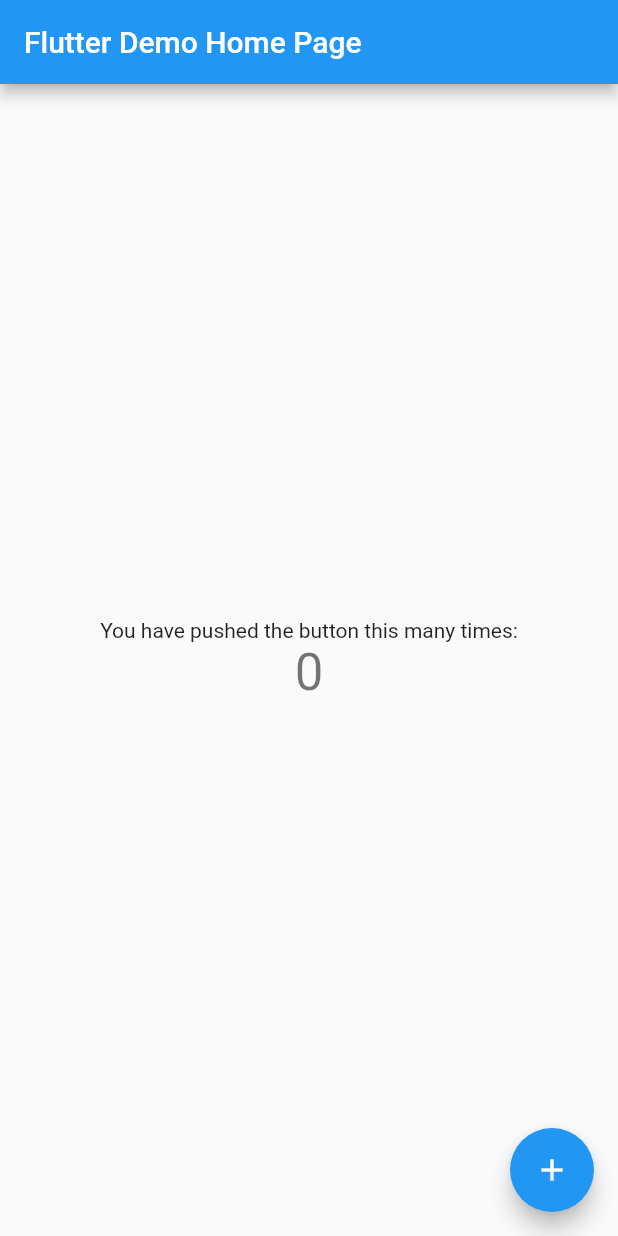
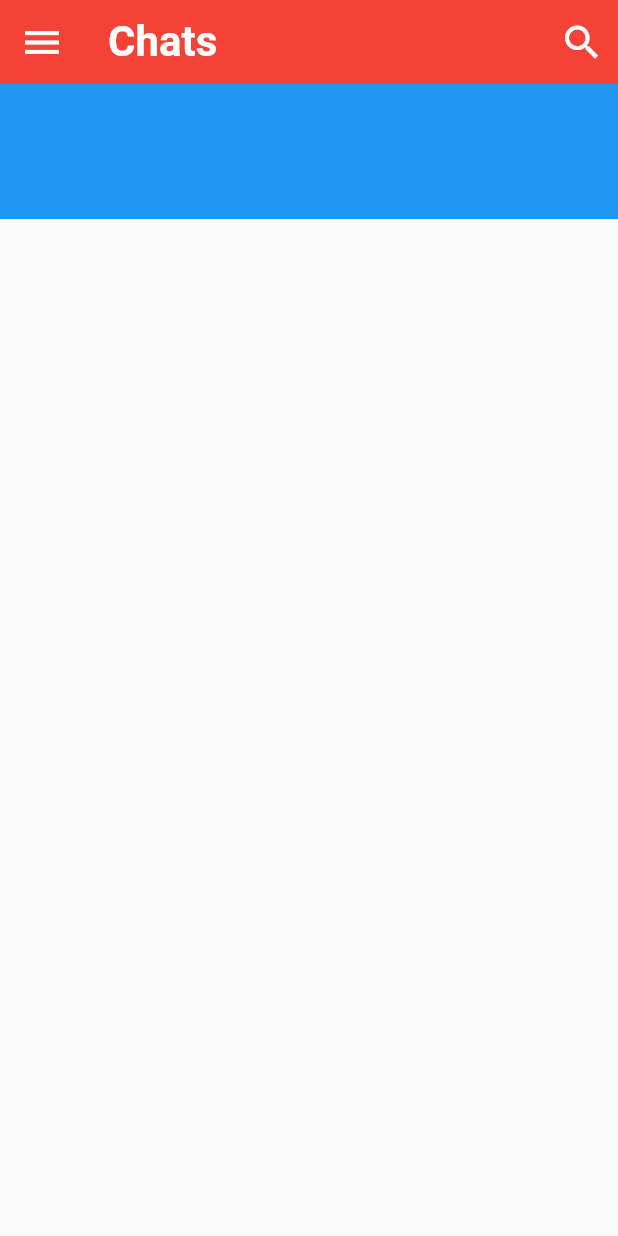
Before and after one commit to Prat2030/Flutter_Chats_UI, a Flutter app: the screen it shows after launch, on a phone screen of 412 x 824 dp. Run offline on Flutter 3.47's test engine with Material 2 defaults, Android fonts, the phone set to English and light mode, and no system bars.

Commit message:
initiated homescreen screen

```diff
--- a/lib/main.dart
+++ b/lib/main.dart
@@ -1,4 +1,5 @@
 import 'package:flutter/material.dart';
+import 'package:flutter_chats_ui/screens/home_screen.dart';
 
 void main() {
   runApp(const MyApp());
@@ -11,105 +12,13 @@
   @override
   Widget build(BuildContext context) {
     return MaterialApp(
-      title: 'Flutter Demo',
+      title: 'Flutter Chat UI',
+      debugShowCheckedModeBanner: false,
       theme: ThemeData(
-        // This is the theme of your application.
-        //
-        // Try running your application with "flutter run". You'll see the
-        // application has a blue toolbar. Then, without quitting the app, try
-        // changing the primarySwatch below to Colors.green and then invoke
-        // "hot reload" (press "r" in the console where you ran "flutter run",
-        // or simply save your changes to "hot reload" in a Flutter IDE).
-        // Notice that the counter didn't reset back to zero; the application
-        // is not restarted.
-        primarySwatch: Colors.blue,
+        primarySwatch: Colors.red,
+        accentColor: Color(0xFFFEF9EB),
       ),
-      home: const MyHomePage(title: 'Flutter Demo Home Page'),
+      home: HomeScreen(),
     );
   }
 }
-
-class MyHomePage extends StatefulWidget {
-  const MyHomePage({Key? key, required this.title}) : super(key: key);
-
-  // This widget is the home page of your application. It is stateful, meaning
-  // that it has a State object (defined below) that contains fields that affect
-  // how it looks.
-
-  // This class is the configuration for the state. It holds the values (in this
-  // case the title) provided by the parent (in this case the App widget) and
-  // used by the build method of the State. Fields in a Widget subclass are
-  // always marked "final".
-
-  final String title;
-
-  @override
-  State<MyHomePage> createState() => _MyHomePageState();
-}
-
-class _MyHomePageState extends State<MyHomePage> {
-  int _counter = 0;
-
-  void _incrementCounter() {
-    setState(() {
-      // This call to setState tells the Flutter framework that something has
-      // changed in this State, which causes it to rerun the build method below
-      // so that the display can reflect the updated values. If we changed
-      // _counter without calling setState(), then the build method would not be
-      // called again, and so nothing would appear to happen.
-      _counter++;
-    });
-  }
-
-  @override
-  Widget build(BuildContext context) {
-    // This method is rerun every time setState is called, for instance as done
-    // by the _incrementCounter method above.
-    //
-    // The Flutter framework has been optimized to make rerunning build methods
-    // fast, so that you can just rebuild anything that needs updating rather
-    // than having to individually change instances of widgets.
-    return Scaffold(
-      appBar: AppBar(
-        // Here we take the value from the MyHomePage object that was created by
-        // the App.build method, and use it to set our appbar title.
-        title: Text(widget.title),
-      ),
-      body: Center(
-        // Center is a layout widget. It takes a single child and positions it
-        // in the middle of the parent.
-        child: Column(
-          // Column is also a layout widget. It takes a list of children and
-          // arranges them vertically. By default, it sizes itself to fit its
-          // children horizontally, and tries to be as tall as its parent.
-          //
-          // Invoke "debug painting" (press "p" in the console, choose the
-          // "Toggle Debug Paint" action from the Flutter Inspector in Android
-          // Studio, or the "Toggle Debug Paint" command in Visual Studio Code)
-          // to see the wireframe for each widget.
-          //
-          // Column has various properties to control how it sizes itself and
-          // how it positions its children. Here we use mainAxisAlignment to
-          // center the children vertically; the main axis here is the vertical
-          // axis because Columns are vertical (the cross axis would be
-          // horizontal).
-          mainAxisAlignment: MainAxisAlignment.center,
-          children: <Widget>[
-            const Text(
-              'You have pushed the button this many times:',
-            ),
-            Text(
-              '$_counter',
-              style: Theme.of(context).textTheme.headline4,
-            ),
-          ],
-        ),
-      ),
-      floatingActionButton: FloatingActionButton(
-        onPressed: _incrementCounter,
-        tooltip: 'Increment',
-        child: const Icon(Icons.add),
-      ), // This trailing comma makes auto-formatting nicer for build methods.
-    );
-  }
-}
--- /dev/null
+++ b/lib/screens/home_screen.dart
@@ -0,0 +1,46 @@
+// ignore_for_file: prefer_const_constructors
+
+import 'package:flutter/material.dart';
+import '../widgets/category_selector.dart';
+
+class HomeScreen extends StatefulWidget {
+  @override
+  _HomeScreenState createState() => _HomeScreenState();
+}
+
+class _HomeScreenState extends State<HomeScreen> {
+  @override
+  Widget build(BuildContext context) {
+    return Scaffold(
+      appBar: AppBar(
+        leading: IconButton(
+          icon: Icon(Icons.menu),
+          iconSize: 30.0,
+          color: Colors.white,
+          onPressed: () {},
+        ),
+        title: Text(
+          'Chats',
+          style: TextStyle(
+            fontSize: 28.0,
+            fontWeight: FontWeight.bold,
+          ),
+        ),
+        elevation: 0.0,
+        actions: [
+          IconButton(
+            icon: Icon(Icons.search),
+            iconSize: 30.0,
+            color: Colors.white,
+            onPressed: () {},
+          ),
+        ],
+      ),
+      body: Column(
+        children: <Widget>[
+          CategorySelector(),
+        ],
+      ),
+    );
+  }
+}
--- /dev/null
+++ b/lib/widgets/category_selector.dart
@@ -0,0 +1,18 @@
+import 'package:flutter/material.dart';
+
+class CategorySelector extends StatefulWidget {
+  CategorySelector({Key? key}) : super(key: key);
+
+  @override
+  State<CategorySelector> createState() => _CategorySelectorState();
+}
+
+class _CategorySelectorState extends State<CategorySelector> {
+  @override
+  Widget build(BuildContext context) {
+    return Container(
+      height: 90,
+      color: Colors.blue,
+    );
+  }
+}
--- a/pubspec.yaml
+++ b/pubspec.yaml
@@ -58,7 +58,8 @@
   uses-material-design: true
 
   # To add assets to your application, add an assets section, like this:
-  # assets:
+  assets:
+      - assets/images/
   #   - images/a_dot_burr.jpeg
   #   - images/a_dot_ham.jpeg
 
```
Also changed, not shown: lib/models/message_model.dart (added, +164 -0 lines), lib/models/user_model.dart (added, +11 -0 lines).
